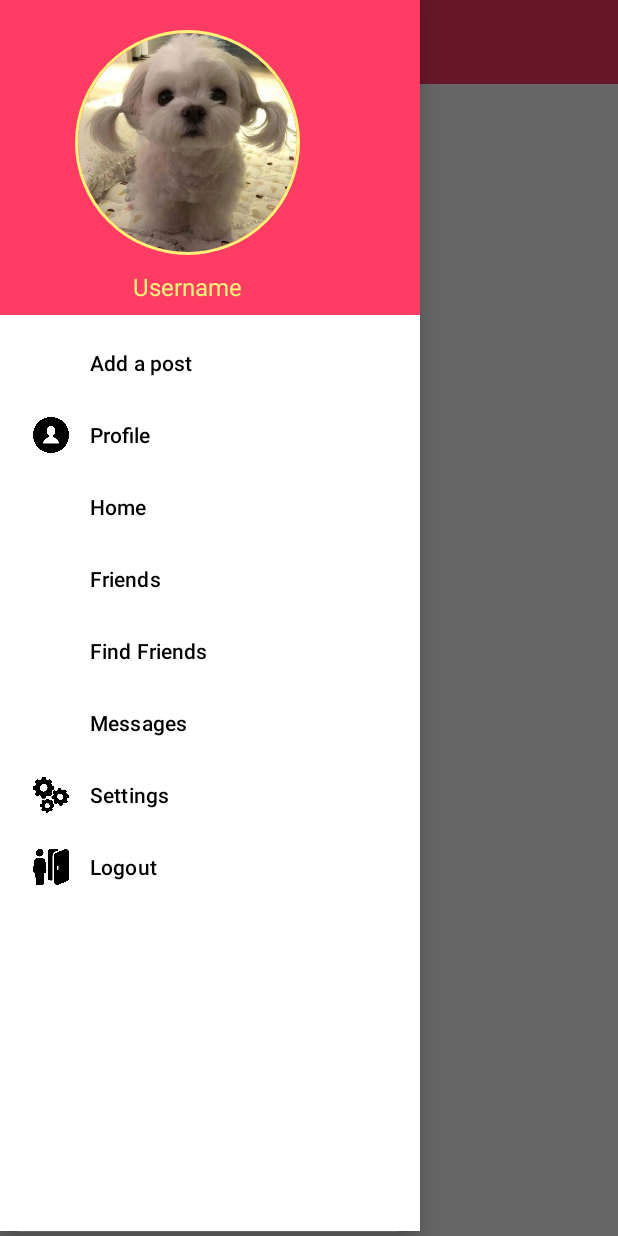
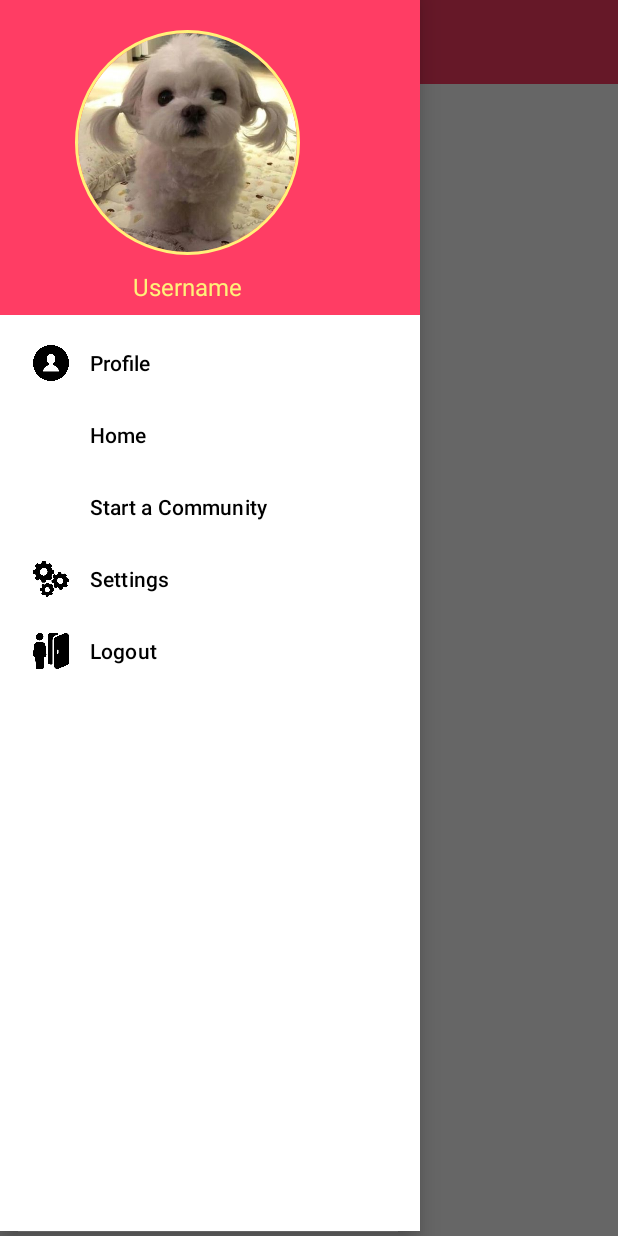
Before and after one commit to zevnil/SheHacks2021, an Android app: the MainActivity screen opened directly, with no data from a screen before it, with the side drawer open, on a phone screen of 412 x 824 dp. Run offline under Robolectric (Android 15) with nearby library versions, the phone set to English and light mode, and no system bars; our stand-ins replace CircleImageView, Firebase (no records; nobody signed in at launch, a user with empty details on screens opened directly), Picasso; 1 statement that could not run was skipped.

Commit message:
Commit 2

```diff
--- a/app/src/main/java/com/example/shehacks2021/MainActivity.java
+++ b/app/src/main/java/com/example/shehacks2021/MainActivity.java
@@ -1,6 +1,7 @@
 package com.example.shehacks2021;
 
 import androidx.annotation.NonNull;
+import androidx.annotation.Nullable;
 import androidx.appcompat.app.ActionBarDrawerToggle;
 import androidx.appcompat.app.AppCompatActivity;
 import androidx.appcompat.widget.Toolbar;
@@ -10,19 +11,25 @@ import android.content.Intent;
 import android.os.Bundle;
 import android.view.MenuItem;
 import android.view.View;
+import android.widget.AdapterView;
+import android.widget.ArrayAdapter;
 import android.widget.Button;
+import android.widget.ListView;
 import android.widget.TextView;
 import android.widget.Toast;
 
 import com.google.android.material.navigation.NavigationView;
 import com.google.firebase.auth.FirebaseAuth;
 import com.google.firebase.auth.FirebaseUser;
+import com.google.firebase.database.ChildEventListener;
 import com.google.firebase.database.DataSnapshot;
 import com.google.firebase.database.DatabaseError;
 import com.google.firebase.database.DatabaseReference;
 import com.google.firebase.database.FirebaseDatabase;
 import com.google.firebase.database.ValueEventListener;
 import com.squareup.picasso.Picasso;
+
+import java.util.ArrayList;
 
 import de.hdodenhof.circleimageview.CircleImageView;
 
@@ -41,6 +48,11 @@ public class MainActivity extends AppCompatActivity {
     private CircleImageView navProfileImage;
     private TextView navProfileUsername;
 
+    private ListView communityListView;
+    private ArrayList<String> communityArrayList;
+    private ArrayAdapter<String> communityArrayAdapter;
+    private DatabaseReference userCommunitiesRef;
+
     @Override
     protected void onCreate(Bundle savedInstanceState) {
         super.onCreate(savedInstanceState);
@@ -55,6 +67,22 @@ public class MainActivity extends AppCompatActivity {
         setSupportActionBar(mToolbar);
         getSupportActionBar().setTitle("My Communities");
 
+        communityListView = (ListView)findViewById(R.id.main_list_view);
+        communityArrayList = new ArrayList<>();
+        communityArrayAdapter = new ArrayAdapter<String>(MainActivity.this, android.R.layout.simple_list_item_1, communityArrayList);
+        communityListView.setAdapter(communityArrayAdapter);
+
+        communityListView.setOnItemClickListener(new AdapterView.OnItemClickListener() {
+            @Override
+            public void onItemClick(AdapterView<?> parent, View view, int position, long id) {
+                String com = communityListView.getItemAtPosition(position).toString();
+                Toast.makeText(MainActivity.this, com, Toast.LENGTH_SHORT).show();
+                Intent communityIntent = new Intent(MainActivity.this, CommunityActivity.class);
+                communityIntent.putExtra("community", com);
+                startActivity(communityIntent);
+            }
+        });
+
         drawerLayout = (DrawerLayout) findViewById(R.id.drawer_layout);
         actionBarDrawerToggle = new ActionBarDrawerToggle(MainActivity.this, drawerLayout, R.string.drawer_open, R.string.drawer_close);
         drawerLayout.addDrawerListener(actionBarDrawerToggle);
@@ -68,6 +96,7 @@ public class MainActivity extends AppCompatActivity {
 
         if(mFirebaseUser != null) {
             currentUserId = mFirebaseUser.getUid(); //Do what you need to do with the id
+            setTheListView();
 
             userRef.child(currentUserId).addValueEventListener(new ValueEventListener() {
                 @Override
@@ -104,6 +133,39 @@ public class MainActivity extends AppCompatActivity {
             public boolean onNavigationItemSelected(@NonNull MenuItem item) {
                 userMenuSelector(item);
                 return false;
+            }
+        });
+    }
+
+    private void setTheListView() {
+        userCommunitiesRef = userRef.child(currentUserId).child("Communities");
+
+        userCommunitiesRef.addChildEventListener(new ChildEventListener() {
+            @Override
+            public void onChildAdded(@NonNull DataSnapshot snapshot, @Nullable String previousChildName) {
+                String communityName = snapshot.getKey().toString();
+                communityArrayList.add(communityName);
+                communityArrayAdapter.notifyDataSetChanged();
+            }
+
+            @Override
+            public void onChildChanged(@NonNull DataSnapshot snapshot, @Nullable String previousChildName) {
+
+            }
+
+            @Override
+            public void onChildRemoved(@NonNull DataSnapshot snapshot) {
+
+            }
+
+            @Override
+            public void onChildMoved(@NonNull DataSnapshot snapshot, @Nullable String previousChildName) {
+
+            }
+
+            @Override
+            public void onCancelled(@NonNull DatabaseError error) {
+
             }
         });
     }
@@ -150,11 +212,6 @@ public class MainActivity extends AppCompatActivity {
         finish();
     }
 
-    public void takeToCommunityActivity(View view) {
-        Intent communityIntent = new Intent(MainActivity.this, CommunityActivity.class);
-        startActivity(communityIntent);
-    }
-
     @Override
     public boolean onOptionsItemSelected(@NonNull MenuItem item) {
 
@@ -167,23 +224,16 @@ public class MainActivity extends AppCompatActivity {
     private void userMenuSelector(MenuItem item) {
         switch(item.getItemId()){
 
-            case R.id.nav_post:
-                Toast.makeText(this, "Add a Post", Toast.LENGTH_SHORT).show();
-                break;
             case R.id.nav_profile:
                 Toast.makeText(this, "Profile activity", Toast.LENGTH_SHORT).show();
                 break;
             case R.id.nav_home:
                 Toast.makeText(this, "Home activity", Toast.LENGTH_SHORT).show();
                 break;
-            case R.id.nav_friends:
-                Toast.makeText(this, "Friends activity", Toast.LENGTH_SHORT).show();
-                break;
-            case R.id.nav_find_friends:
-                Toast.makeText(this, "Find friends activity", Toast.LENGTH_SHORT).show();
-                break;
-            case R.id.nav_messages:
-                Toast.makeText(this, "Messages activity", Toast.LENGTH_SHORT).show();
+            case R.id.nav_add_community:
+                Toast.makeText(this, "AddCommunity activity", Toast.LENGTH_SHORT).show();
+                Intent addCommunityIntent = new Intent(MainActivity.this, AddCommunityActivity.class);
+                startActivity(addCommunityIntent);
                 break;
             case R.id.nav_settings:
                 Toast.makeText(this, "Settings activity", Toast.LENGTH_SHORT).show();
--- a/app/src/main/java/com/example/shehacks2021/SetupActivity.java
+++ b/app/src/main/java/com/example/shehacks2021/SetupActivity.java
@@ -196,6 +196,7 @@ public class SetupActivity extends AppCompatActivity {
             userMap.put("status", "Hi there! I'm using the Social Network.");
             userMap.put("gender", "null");
             userMap.put("dob", "null");
+            userMap.put("secretSantaTo", "none");
 
             userRef.updateChildren(userMap).addOnCompleteListener(new OnCompleteListener() {
                 @Override
--- a/app/src/main/res/layout/activity_main.xml
+++ b/app/src/main/res/layout/activity_main.xml
@@ -15,13 +15,13 @@
             android:id="@+id/main_activity_toolbar"
             layout="@layout/app_bar_layout"></include>
 
-        <Button
-            android:id="@+id/button"
-            android:layout_width="wrap_content"
-            android:layout_height="wrap_content"
-            android:layout_centerInParent="true"
-            android:onClick="takeToCommunityActivity"
-            android:text="Button" />
+        <ListView
+            android:id="@+id/main_list_view"
+            android:layout_width="match_parent"
+            android:layout_height="match_parent"
+            android:layout_below="@+id/main_activity_toolbar"
+            android:layout_marginTop="0dp"
+            android:padding="10dp"></ListView>
 
         <!--
         <FrameLayout
--- a/app/src/main/res/menu/navigation_menu.xml
+++ b/app/src/main/res/menu/navigation_menu.xml
@@ -1,10 +1,6 @@
 <?xml version="1.0" encoding="utf-8"?>
 <menu xmlns:android="http://schemas.android.com/apk/res/android">
 
-    <item
-        android:id="@+id/nav_post"
-        android:title="Add a post">
-    </item>
     <item
         android:id="@+id/nav_profile"
         android:title="Profile"
@@ -15,17 +11,8 @@
         android:title="Home">
     </item>
     <item
-        android:id="@+id/nav_friends"
-        android:title="Friends">
-    </item>
-
-    <item
-        android:id="@+id/nav_find_friends"
-        android:title="Find Friends">
-    </item>
-    <item
-        android:id="@+id/nav_messages"
-        android:title="Messages">
+        android:id="@+id/nav_add_community"
+        android:title="Start a Community">
     </item>
     <item
         android:id="@+id/nav_settings"
```
Also changed, not shown: app/src/main/AndroidManifest.xml (+5 -2 lines), app/src/main/java/com/example/shehacks2021/AddCommunityActivity.java (added, +154 -0 lines), app/src/main/java/com/example/shehacks2021/CommunityActivity.java (+6 -1 lines), app/src/main/java/com/example/shehacks2021/SecretSantaFragment.java (+28 -1 lines), app/src/main/res/drawable/ic_baseline_favorite_border_24.xml (added, +10 -0 lines), app/src/main/res/drawable/ic_baseline_language_24.xml (added, +10 -0 lines), app/src/main/res/layout/activity_add_community.xml (added, +70 -0 lines), app/src/main/res/layout/fragment_secret_santa.xml (+17 -0 lines).
